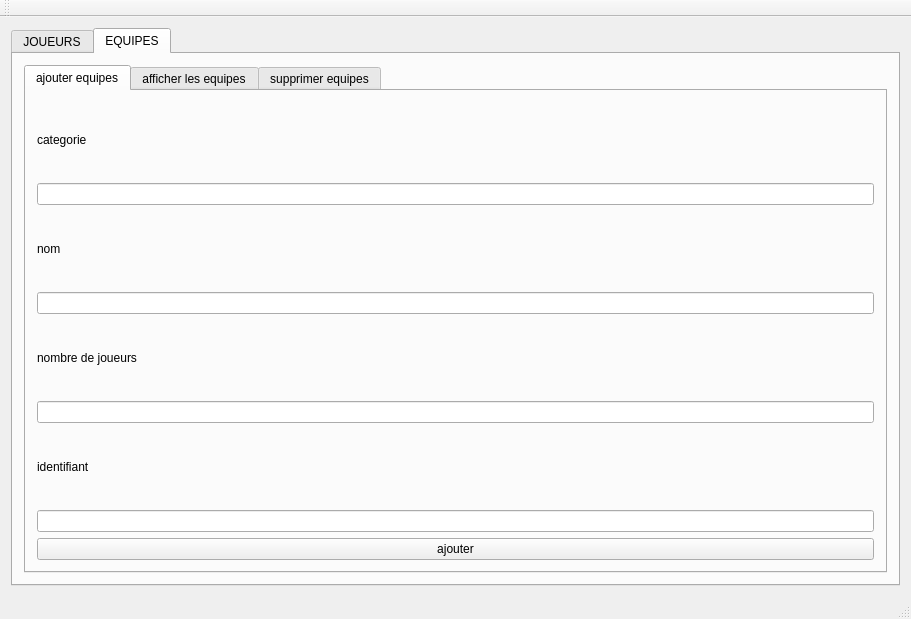
Old version of the form mainwindow.ui in the repository AdamNajar12/Olympic-games.
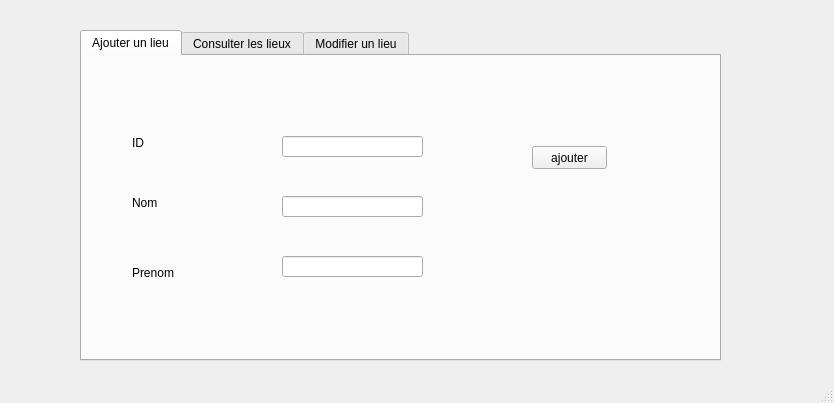
New version of the form. The open tabs and pages were chosen to show the change.

```diff
--- a/mainwindow.ui
+++ b/mainwindow.ui
@@ -6,274 +6,196 @@
    <rect>
     <x>0</x>
     <y>0</y>
-    <width>911</width>
-    <height>619</height>
+    <width>834</width>
+    <height>403</height>
    </rect>
   </property>
   <property name="windowTitle">
    <string>Gestion des Clients</string>
   </property>
-  <widget class="QWidget" name="centralWidget">
-   <layout class="QHBoxLayout" name="horizontalLayout_19">
-    <item>
-     <widget class="QTabWidget" name="tabWidget">
-      <property name="currentIndex">
-       <number>1</number>
+  <widget class="QWidget" name="centralwidget">
+   <widget class="QTabWidget" name="tabWidget_lieux">
+    <property name="geometry">
+     <rect>
+      <x>80</x>
+      <y>30</y>
+      <width>641</width>
+      <height>331</height>
+     </rect>
+    </property>
+    <property name="currentIndex">
+     <number>0</number>
+    </property>
+    <widget class="QWidget" name="tab">
+     <attribute name="title">
+      <string>Ajouter un lieu</string>
+     </attribute>
+     <widget class="QLineEdit" name="lineEdit">
+      <property name="geometry">
+       <rect>
+        <x>200</x>
+        <y>80</y>
+        <width>141</width>
+        <height>21</height>
+       </rect>
       </property>
-      <widget class="QWidget" name="tab">
-       <attribute name="title">
-        <string>JOUEURS</string>
-       </attribute>
-       <layout class="QVBoxLayout" name="verticalLayout">
-        <item>
-         <widget class="QTabWidget" name="tabWidget_2">
-          <property name="currentIndex">
-           <number>1</number>
-          </property>
-          <widget class="QWidget" name="tab_3">
-           <attribute name="title">
-            <string>ajouter joueurs</string>
-           </attribute>
-           <layout class="QHBoxLayout" name="horizontalLayout">
-            <item>
-             <widget class="QGroupBox" name="groupBox">
-              <property name="title">
-               <string>L'ajout des joueurs</string>
-              </property>
-              <layout class="QVBoxLayout" name="verticalLayout_2">
-               <item>
-                <widget class="QLabel" name="Labelprenom">
-                 <property name="text">
-                  <string>prenom:</string>
-                 </property>
-                </widget>
-               </item>
-               <item>
-                <widget class="QLineEdit" name="LE_prenom"/>
-               </item>
-               <item>
-                <widget class="QLabel" name="labelnom">
-                 <property name="text">
-                  <string>nom:</string>
-                 </property>
-                </widget>
-               </item>
-               <item>
-                <widget class="QLineEdit" name="LE_nom"/>
-               </item>
-               <item>
-                <widget class="QLabel" name="labelid">
-                 <property name="text">
-                  <string>ID:</string>
-                 </property>
-                </widget>
-               </item>
-               <item>
-                <widget class="QLineEdit" name="LE_id"/>
-               </item>
-               <item>
-                <widget class="QPushButton" name="PB_ajouter">
-                 <property name="text">
-                  <string>ajouter</string>
-                 </property>
-                </widget>
-               </item>
-              </layout>
-             </widget>
-            </item>
-           </layout>
-          </widget>
-          <widget class="QWidget" name="tab_4">
-           <attribute name="title">
-            <string>afficher les joueurs</string>
-           </attribute>
-           <widget class="QTableView" name="tabjoueurs">
-            <property name="geometry">
-             <rect>
-              <x>10</x>
-              <y>10</y>
-              <width>851</width>
-              <height>421</height>
-             </rect>
-            </property>
-           </widget>
-           <widget class="QPushButton" name="pushButton">
-            <property name="geometry">
-             <rect>
-              <x>370</x>
-              <y>450</y>
-              <width>75</width>
-              <height>23</height>
-             </rect>
-            </property>
-            <property name="text">
-             <string>Afficher</string>
-            </property>
-           </widget>
-          </widget>
-          <widget class="QWidget" name="tab_2">
-           <attribute name="title">
-            <string>suppression joueurs</string>
-           </attribute>
-           <layout class="QHBoxLayout" name="horizontalLayout_2">
-            <item>
-             <widget class="QLabel" name="label">
-              <property name="text">
-               <string>donner l'id du joueur a supprimer</string>
-              </property>
-             </widget>
-            </item>
-            <item>
-             <widget class="QLineEdit" name="idsuppresionle"/>
-            </item>
-            <item>
-             <widget class="QPushButton" name="SUPPRIMERPB">
-              <property name="text">
-               <string>supprimer</string>
-              </property>
-             </widget>
-            </item>
-           </layout>
-          </widget>
-         </widget>
-        </item>
-       </layout>
-      </widget>
-      <widget class="QWidget" name="tab_5">
-       <attribute name="title">
-        <string>EQUIPES</string>
-       </attribute>
-       <layout class="QHBoxLayout" name="horizontalLayout_3">
-        <item>
-         <widget class="QTabWidget" name="tabWidget_3">
-          <property name="currentIndex">
-           <number>1</number>
-          </property>
-          <widget class="QWidget" name="tab_6">
-           <attribute name="title">
-            <string>ajouter equipes</string>
-           </attribute>
-           <layout class="QVBoxLayout" name="verticalLayout_3">
-            <item>
-             <widget class="QLabel" name="label_2">
-              <property name="text">
-               <string>categorie</string>
-              </property>
-             </widget>
-            </item>
-            <item>
-             <widget class="QLineEdit" name="lecategorie"/>
-            </item>
-            <item>
-             <widget class="QLabel" name="label_3">
-              <property name="text">
-               <string>nom</string>
-              </property>
-             </widget>
-            </item>
-            <item>
-             <widget class="QLineEdit" name="lenom"/>
-            </item>
-            <item>
-             <widget class="QLabel" name="label_4">
-              <property name="text">
-               <string>nombre de joueurs</string>
-              </property>
-             </widget>
-            </item>
-            <item>
-             <widget class="QLineEdit" name="lenombrejoueurs"/>
-            </item>
-            <item>
-             <widget class="QLabel" name="label_5">
-              <property name="text">
-               <string>identifiant</string>
-              </property>
-             </widget>
-            </item>
-            <item>
-             <widget class="QLineEdit" name="leidequipes"/>
-            </item>
-            <item>
-             <widget class="QPushButton" name="ajouterequipes">
-              <property name="text">
-               <string>ajouter</string>
-              </property>
-             </widget>
-            </item>
-           </layout>
-          </widget>
-          <widget class="QWidget" name="tab_7">
-           <attribute name="title">
-            <string>afficher les equipes</string>
-           </attribute>
-           <widget class="QTableView" name="tabviewequipes">
-            <property name="geometry">
-             <rect>
-              <x>10</x>
-              <y>10</y>
-              <width>841</width>
-              <height>431</height>
-             </rect>
-            </property>
-           </widget>
-           <widget class="QPushButton" name="pbafficherequipes">
-            <property name="geometry">
-             <rect>
-              <x>390</x>
-              <y>450</y>
-              <width>75</width>
-              <height>23</height>
-             </rect>
-            </property>
-            <property name="text">
-             <string>afficher</string>
-            </property>
-           </widget>
-          </widget>
-          <widget class="QWidget" name="tab_8">
-           <attribute name="title">
-            <string>supprimer equipes</string>
-           </attribute>
-           <layout class="QHBoxLayout" name="horizontalLayout_4">
-            <item>
-             <widget class="QLabel" name="label_6">
-              <property name="text">
-               <string>donner l'id de l'equipes a supprimer</string>
-              </property>
-             </widget>
-            </item>
-            <item>
-             <widget class="QLineEdit" name="lineeditsupp"/>
-            </item>
-            <item>
-             <widget class="QPushButton" name="pbsupprimerequipes">
-              <property name="text">
-               <string>valider</string>
-              </property>
-             </widget>
-            </item>
-           </layout>
-          </widget>
-         </widget>
-        </item>
-       </layout>
-      </widget>
      </widget>
-    </item>
-   </layout>
+     <widget class="QLabel" name="label">
+      <property name="geometry">
+       <rect>
+        <x>50</x>
+        <y>80</y>
+        <width>47</width>
+        <height>13</height>
+       </rect>
+      </property>
+      <property name="text">
+       <string>ID</string>
+      </property>
+     </widget>
+     <widget class="QLabel" name="label_2">
+      <property name="geometry">
+       <rect>
+        <x>50</x>
+        <y>140</y>
+        <width>47</width>
+        <height>13</height>
+       </rect>
+      </property>
+      <property name="text">
+       <string>Nom</string>
+      </property>
+     </widget>
+     <widget class="QLabel" name="label_3">
+      <property name="geometry">
+       <rect>
+        <x>50</x>
+        <y>210</y>
+        <width>47</width>
+        <height>13</height>
+       </rect>
+      </property>
+      <property name="text">
+       <string>Prenom</string>
+      </property>
+     </widget>
+     <widget class="QLineEdit" name="lineEdit_2">
+      <property name="geometry">
+       <rect>
+        <x>200</x>
+        <y>140</y>
+        <width>141</width>
+        <height>21</height>
+       </rect>
+      </property>
+     </widget>
+     <widget class="QLineEdit" name="lineEdit_3">
+      <property name="geometry">
+       <rect>
+        <x>200</x>
+        <y>200</y>
+        <width>141</width>
+        <height>21</height>
+       </rect>
+      </property>
+     </widget>
+     <widget class="QPushButton" name="pushButton_2">
+      <property name="geometry">
+       <rect>
+        <x>450</x>
+        <y>90</y>
+        <width>75</width>
+        <height>23</height>
+       </rect>
+      </property>
+      <property name="text">
+       <string>ajouter</string>
+      </property>
+     </widget>
+    </widget>
+    <widget class="QWidget" name="tab_2">
+     <attribute name="title">
+      <string>Consulter les lieux</string>
+     </attribute>
+     <widget class="QTableView" name="tableView">
+      <property name="geometry">
+       <rect>
+        <x>35</x>
+        <y>21</y>
+        <width>551</width>
+        <height>261</height>
+       </rect>
+      </property>
+     </widget>
+    </widget>
+    <widget class="QWidget" name="tab_3">
+     <attribute name="title">
+      <string>Modifier un lieu</string>
+     </attribute>
+     <widget class="QPushButton" name="pushButton">
+      <property name="geometry">
+       <rect>
+        <x>430</x>
+        <y>190</y>
+        <width>75</width>
+        <height>23</height>
+       </rect>
+      </property>
+      <property name="text">
+       <string>Supprimer</string>
+      </property>
+     </widget>
+     <widget class="QLineEdit" name="lineEdit_4">
+      <property name="geometry">
+       <rect>
+        <x>100</x>
+        <y>110</y>
+        <width>141</width>
+        <height>20</height>
+       </rect>
+      </property>
+     </widget>
+     <widget class="QLabel" name="label_4">
+      <property name="geometry">
+       <rect>
+        <x>30</x>
+        <y>110</y>
+        <width>47</width>
+        <height>13</height>
+       </rect>
+      </property>
+      <property name="text">
+       <string>ID</string>
+      </property>
+     </widget>
+     <widget class="QPushButton" name="pushButton_3">
+      <property name="geometry">
+       <rect>
+        <x>430</x>
+        <y>160</y>
+        <width>75</width>
+        <height>23</height>
+       </rect>
+      </property>
+      <property name="text">
+       <string>Modifier</string>
+      </property>
+     </widget>
+    </widget>
+   </widget>
   </widget>
-  <widget class="QToolBar" name="mainToolBar">
-   <attribute name="toolBarArea">
-    <enum>TopToolBarArea</enum>
-   </attribute>
-   <attribute name="toolBarBreak">
-    <bool>false</bool>
-   </attribute>
+  <widget class="QMenuBar" name="menubar">
+   <property name="geometry">
+    <rect>
+     <x>0</x>
+     <y>0</y>
+     <width>834</width>
+     <height>21</height>
+    </rect>
+   </property>
   </widget>
   <widget class="QStatusBar" name="statusBar"/>
  </widget>
- <layoutdefault spacing="6" margin="11"/>
  <resources/>
  <connections/>
 </ui>
```
Left out of the diff: 4 changed lines with no effect on the pictures.
